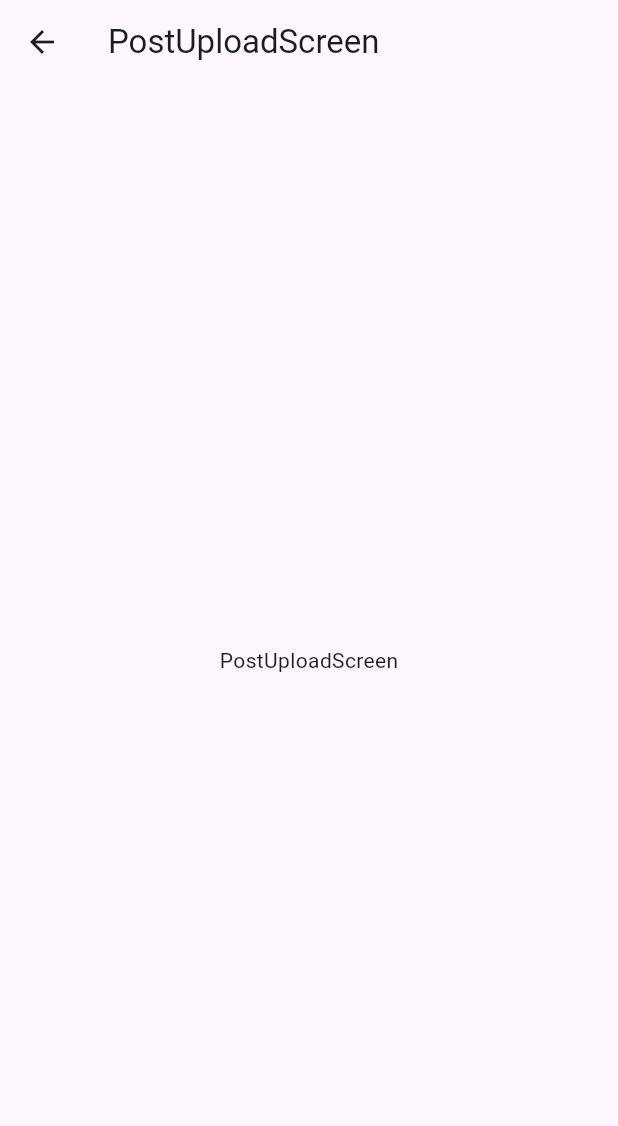
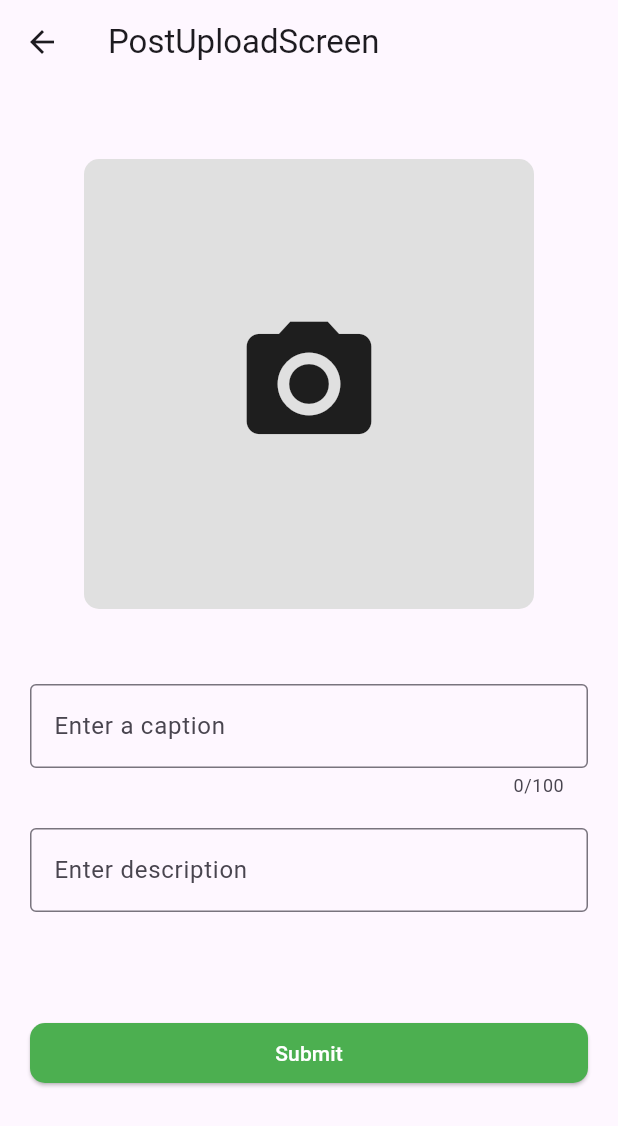
Before and after one commit to MrFDarcy/ecoflow, a Flutter app: the PostUploadScreen screen opened by its route, on a phone screen of 412 x 824 dp. Shown: the top 1126 px of the screen. Run offline on Flutter 3.47's test engine with Material 2 defaults, Android fonts, the phone set to English and light mode, and no system bars; our stand-ins replace firebase_auth, firebase_core, font_awesome_flutter, google_sign_in, image_picker; accounts and stored records are empty.

Commit message:
post upload frontend created

```diff
--- a/lib/screens/post_upload_screen.dart
+++ b/lib/screens/post_upload_screen.dart
@@ -1,7 +1,30 @@
+import 'dart:io';
+
 import 'package:flutter/material.dart';
+import 'package:image_picker/image_picker.dart';
 
-class PostUploadScreen extends StatelessWidget {
-  const PostUploadScreen({super.key});
+class PostUploadScreen extends StatefulWidget {
+  const PostUploadScreen({Key? key}) : super(key: key);
+
+  @override
+  _PostUploadScreenState createState() => _PostUploadScreenState();
+}
+
+class _PostUploadScreenState extends State<PostUploadScreen> {
+  File? _imageFile;
+
+  Future<void> _pickImage(ImageSource source) async {
+    final pickedFile = await ImagePicker().pickImage(source: source);
+    setState(() {
+      _imageFile = File(pickedFile!.path);
+    });
+  }
+
+  void _clear() {
+    setState(() {
+      _imageFile = null;
+    });
+  }
 
   @override
   Widget build(BuildContext context) {
@@ -9,8 +32,119 @@ class PostUploadScreen extends StatelessWidget {
       appBar: AppBar(
         title: const Text('PostUploadScreen'),
       ),
-      body: const Center(
-        child: Text('PostUploadScreen'),
+      body: SingleChildScrollView(
+        child: Center(
+          child: Column(
+            mainAxisAlignment: MainAxisAlignment.start,
+            children: [
+              const SizedBox(height: 50),
+              GestureDetector(
+                onTap: () {
+                  showModalBottomSheet(
+                    context: context,
+                    builder: (BuildContext context) {
+                      return SafeArea(
+                        child: Column(
+                          mainAxisSize: MainAxisSize.min,
+                          children: <Widget>[
+                            ListTile(
+                              leading: const Icon(Icons.camera_alt),
+                              title: const Text('Take a picture'),
+                              onTap: () {
+                                Navigator.pop(context);
+                                _pickImage(ImageSource.camera);
+                              },
+                            ),
+                            ListTile(
+                              leading: const Icon(Icons.photo_library),
+                              title: const Text('Choose from gallery'),
+                              onTap: () {
+                                Navigator.pop(context);
+                                _pickImage(ImageSource.gallery);
+                              },
+                            ),
+                          ],
+                        ),
+                      );
+                    },
+                  );
+                },
+                child: Container(
+                  // clipBehavior: Clip.antiAliasWithSaveLayer,
+                  width: 300,
+                  height: 300,
+                  decoration: BoxDecoration(
+                    color: Colors.grey[300],
+                    // border: Border.all(
+                    //   color: Colors.grey[400]!,
+                    //   width: 2.0,
+                    // ),
+                    borderRadius: BorderRadius.circular(10.0),
+                  ),
+                  child: _imageFile != null
+                      ? ClipRRect(
+                          borderRadius: BorderRadius.circular(10),
+                          child: Image.file(
+                            File(_imageFile!.path),
+                            fit: BoxFit.cover,
+                          ),
+                        )
+                      : const Icon(
+                          Icons.camera_alt,
+                          size: 100,
+                        ),
+                ),
+              ),
+              const SizedBox(height: 50),
+              Container(
+                margin: const EdgeInsets.symmetric(horizontal: 20),
+                child: Column(
+                  children: const [
+                    TextField(
+                      decoration: InputDecoration(
+                        hintText: 'Enter a caption',
+                        border: OutlineInputBorder(),
+                      ),
+                      maxLength: 100,
+                    ),
+                    SizedBox(height: 20),
+                    TextField(
+                      decoration: InputDecoration(
+                        hintText: 'Enter description',
+                        border: OutlineInputBorder(),
+                      ),
+                      maxLines: null,
+                    ),
+                    SizedBox(height: 20),
+                  ],
+                ),
+              ),
+
+              // submit button
+
+              const SizedBox(height: 50),
+              Container(
+                margin: const EdgeInsets.symmetric(horizontal: 20),
+                width: double.infinity,
+                child: ElevatedButton(
+                  style: ElevatedButton.styleFrom(
+                    foregroundColor: Colors.white,
+                    backgroundColor: Colors.green,
+                    shape: const RoundedRectangleBorder(
+                      borderRadius: BorderRadius.all(
+                        Radius.circular(10),
+                      ),
+                    ),
+                  ),
+                  onPressed: () {},
+                  child: const Text('Submit'),
+                ),
+              ),
+
+              const SizedBox(height: 50),
+            ],
+          ),
+        ),
       ),
     );
   }
--- a/pubspec.yaml
+++ b/pubspec.yaml
@@ -41,6 +41,8 @@ dependencies:
   firebase_auth: ^4.3.0
   google_sign_in: ^6.0.2
   cloud_firestore: ^4.4.5
+  image_picker: ^0.8.7
+  permission_handler: ^10.2.0
 
 dev_dependencies:
   flutter_test:
```
Also changed, not shown: pubspec.lock, 4 other files.
